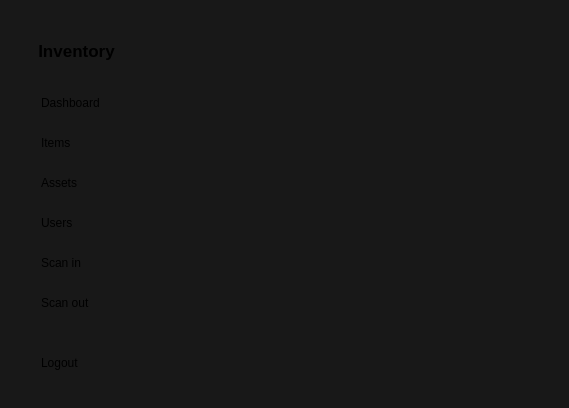
This is InventoryQtApp/SidebarWidget.ui in Felipeact/InventoryQtApp as Qt 5 draws it before an edit. The edited form follows.
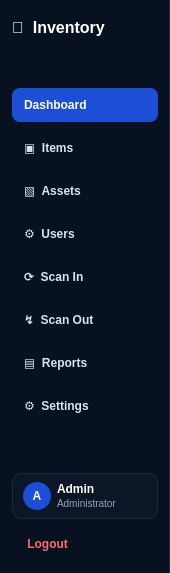
This is the edited form. Icons and pictures are not drawn.

```diff
--- a/InventoryQtApp/SidebarWidget.ui
+++ b/InventoryQtApp/SidebarWidget.ui
@@ -6,240 +6,200 @@
    <rect>
     <x>0</x>
     <y>0</y>
-    <width>569</width>
-    <height>408</height>
+    <width>170</width>
+    <height>573</height>
    </rect>
   </property>
-  <property name="windowTitle">
-   <string>SidebarWidget</string>
+  <property name="minimumSize">
+   <size>
+    <width>170</width>
+    <height>0</height>
+   </size>
+  </property>
+  <property name="maximumSize">
+   <size>
+    <width>170</width>
+    <height>16777215</height>
+   </size>
   </property>
   <property name="styleSheet">
-   <string notr="true">QWidget {
-    background-color: #181818;
-}</string>
+   <string notr="true">
+				QWidget#SidebarWidgetClass {
+				background-color: #07111F;
+				border-right: 1px solid #1E2B3D;
+				}
+
+				QLabel {
+				color: white;
+				}
+
+				QPushButton {
+				background-color: transparent;
+				color: #D8E4F5;
+				border: none;
+				border-radius: 8px;
+				padding: 10px 12px;
+				text-align: left;
+				font-weight: 600;
+				}
+
+				QPushButton:hover {
+				background-color: #132238;
+				}
+
+				QPushButton:checked {
+				background-color: #1D4ED8;
+				color: white;
+				}
+
+				QPushButton#logoutButton {
+				color: #FF6B6B;
+				}
+
+				QPushButton#logoutButton:hover {
+				background-color: #351A1F;
+				}
+
+				QFrame#userCard {
+				background-color: #0B1627;
+				border: 1px solid #1E2B3D;
+				border-radius: 10px;
+				}
+			</string>
   </property>
-  <widget class="QWidget" name="verticalLayoutWidget">
-   <property name="geometry">
-    <rect>
-     <x>20</x>
-     <y>10</y>
-     <width>113</width>
-     <height>381</height>
-    </rect>
+  <layout class="QVBoxLayout" name="mainLayout">
+   <property name="spacing">
+    <number>8</number>
    </property>
-   <layout class="QVBoxLayout" name="verticalLayout">
-    <item>
-     <spacer name="verticalSpacer_3">
-      <property name="orientation">
-       <enum>Qt::Orientation::Vertical</enum>
-      </property>
-      <property name="sizeType">
-       <enum>QSizePolicy::Policy::Minimum</enum>
-      </property>
-      <property name="sizeHint" stdset="0">
-       <size>
-        <width>20</width>
-        <height>20</height>
-       </size>
-      </property>
-     </spacer>
-    </item>
+   <property name="leftMargin">
+    <number>12</number>
+   </property>
+   <property name="topMargin">
+    <number>18</number>
+   </property>
+   <property name="rightMargin">
+    <number>12</number>
+   </property>
+   <property name="bottomMargin">
+    <number>12</number>
+   </property>
     <item>
      <widget class="QLabel" name="logoLabel">
-      <property name="enabled">
-       <bool>true</bool>
-      </property>
-      <property name="font">
-       <font>
-        <pointsize>13</pointsize>
-        <bold>true</bold>
-        <underline>false</underline>
-        <strikeout>false</strikeout>
-        <kerning>true</kerning>
-       </font>
-      </property>
-      <property name="cursor">
-       <cursorShape>OpenHandCursor</cursorShape>
-      </property>
-      <property name="lineWidth">
-       <number>1</number>
+     <property name="styleSheet">
+      <string notr="true">font-size: 16px; font-weight: 700;</string>
       </property>
       <property name="text">
-       <string>Inventory</string>
-      </property>
-      <property name="alignment">
-       <set>Qt::AlignmentFlag::AlignCenter</set>
+      <string>💙  Inventory</string>
       </property>
      </widget>
     </item>
     <item>
-     <spacer name="verticalSpacer_2">
+    <spacer name="topSpacer">
       <property name="orientation">
        <enum>Qt::Orientation::Vertical</enum>
       </property>
       <property name="sizeHint" stdset="0">
        <size>
         <width>20</width>
-        <height>40</height>
+       <height>12</height>
        </size>
       </property>
      </spacer>
     </item>
     <item>
      <widget class="QPushButton" name="dashboardButton">
-      <property name="styleSheet">
-       <string notr="true">QPushButton {
-    border: none;
-    text-align: left;
-    padding: 10px;
-    border-radius: 6px;
-}
-
-QPushButton:hover {
-    background-color: #c8e8ff;
-}
-
-QPushButton:checked {
-    background-color: #9ed8ff;
-    font-weight: bold;
-}</string>
-      </property>
       <property name="text">
        <string>Dashboard</string>
       </property>
-      <property name="iconSize">
-       <size>
-        <width>16</width>
-        <height>16</height>
-       </size>
+     <property name="icon">
+      <iconset theme="QIcon::ThemeIcon::GoHome"/>
+     </property>
+     <property name="checkable">
+      <bool>true</bool>
+     </property>
+     <property name="checked">
+      <bool>true</bool>
       </property>
      </widget>
     </item>
     <item>
      <widget class="QPushButton" name="itemsButton">
-      <property name="styleSheet">
-       <string notr="true">QPushButton {
-    border: none;
-    text-align: left;
-    padding: 10px;
-    border-radius: 6px;
-}
-
-QPushButton:hover {
-    background-color: #c8e8ff;
-}
-
-QPushButton:checked {
-    background-color: #9ed8ff;
-    font-weight: bold;
-}</string>
-      </property>
       <property name="text">
-       <string>Items</string>
+      <string>▣  Items</string>
+     </property>
+     <property name="checkable">
+      <bool>true</bool>
       </property>
      </widget>
     </item>
     <item>
      <widget class="QPushButton" name="assetsButton">
-      <property name="styleSheet">
-       <string notr="true">QPushButton {
-    border: none;
-    text-align: left;
-    padding: 10px;
-    border-radius: 6px;
-}
-
-QPushButton:hover {
-    background-color: #c8e8ff;
-}
-
-QPushButton:checked {
-    background-color: #9ed8ff;
-    font-weight: bold;
-}</string>
-      </property>
       <property name="text">
-       <string>Assets</string>
+      <string>▧  Assets</string>
+     </property>
+     <property name="checkable">
+      <bool>true</bool>
       </property>
      </widget>
     </item>
     <item>
      <widget class="QPushButton" name="usersButton">
-      <property name="styleSheet">
-       <string notr="true">QPushButton {
-    border: none;
-    text-align: left;
-    padding: 10px;
-    border-radius: 6px;
-}
-
-QPushButton:hover {
-    background-color: #c8e8ff;
-}
-
-QPushButton:checked {
-    background-color: #9ed8ff;
-    font-weight: bold;
-}</string>
-      </property>
       <property name="text">
-       <string>Users</string>
+      <string>⚙  Users</string>
+     </property>
+     <property name="checkable">
+      <bool>true</bool>
       </property>
      </widget>
     </item>
     <item>
      <widget class="QPushButton" name="scanInButton">
-      <property name="styleSheet">
-       <string notr="true">QPushButton {
-    border: none;
-    text-align: left;
-    padding: 10px;
-    border-radius: 6px;
-}
-
-QPushButton:hover {
-    background-color: #c8e8ff;
-}
-
-QPushButton:checked {
-    background-color: #9ed8ff;
-    font-weight: bold;
-}</string>
-      </property>
       <property name="text">
-       <string>Scan in</string>
+      <string>⟳  Scan In</string>
+     </property>
+     <property name="checkable">
+      <bool>true</bool>
       </property>
      </widget>
     </item>
     <item>
      <widget class="QPushButton" name="scanOutButton">
-      <property name="styleSheet">
-       <string notr="true">QPushButton {
-    border: none;
-    text-align: left;
-    padding: 10px;
-    border-radius: 6px;
-}
-
-QPushButton:hover {
-    background-color: #c8e8ff;
-}
-
-QPushButton:checked {
-    background-color: #9ed8ff;
-    font-weight: bold;
-}</string>
-      </property>
+     <property name="text">
+      <string>↯  Scan Out</string>
+     </property>
+     <property name="checkable">
+      <bool>true</bool>
+     </property>
+    </widget>
+   </item>
+   <item>
+    <widget class="QPushButton" name="reportsButton">
       <property name="text">
-       <string>Scan out</string>
-      </property>
+      <string>▤  Reports</string>
+     </property>
+     <property name="checkable">
+      <bool>true</bool>
+     </property>
      </widget>
     </item>
     <item>
-     <spacer name="verticalSpacer">
+    <widget class="QPushButton" name="settingsButton">
+     <property name="text">
+      <string>⚙  Settings</string>
+     </property>
+     <property name="checkable">
+      <bool>true</bool>
+     </property>
+    </widget>
+   </item>
+   <item>
+    <spacer name="middleSpacer">
       <property name="orientation">
        <enum>Qt::Orientation::Vertical</enum>
       </property>
+     <property name="sizeType">
+      <enum>QSizePolicy::Policy::Expanding</enum>
+     </property>
       <property name="sizeHint" stdset="0">
        <size>
         <width>20</width>
@@ -248,37 +208,92 @@
       </property>
      </spacer>
     </item>
+   <item>
+    <widget class="QFrame" name="userCard">
+     <layout class="QHBoxLayout" name="userCardLayout">
+      <property name="leftMargin">
+       <number>10</number>
+      </property>
+      <property name="topMargin">
+       <number>8</number>
+      </property>
+      <property name="rightMargin">
+       <number>10</number>
+      </property>
+      <property name="bottomMargin">
+       <number>8</number>
+      </property>
+      <item>
+       <widget class="QLabel" name="avatarLabel">
+        <property name="minimumSize">
+         <size>
+          <width>28</width>
+          <height>28</height>
+         </size>
+        </property>
+        <property name="maximumSize">
+         <size>
+          <width>28</width>
+          <height>28</height>
+         </size>
+        </property>
+        <property name="styleSheet">
+         <string notr="true">
+										background-color: #1D4ED8;
+										border-radius: 14px;
+										font-weight: 700;
+									</string>
+        </property>
+        <property name="text">
+         <string>A</string>
+        </property>
+        <property name="alignment">
+         <set>Qt::AlignmentFlag::AlignCenter</set>
+        </property>
+       </widget>
+      </item>
+      <item>
+       <layout class="QVBoxLayout" name="userTextLayout">
+        <property name="spacing">
+         <number>0</number>
+        </property>
+        <item>
+         <widget class="QLabel" name="userNameLabel">
+          <property name="styleSheet">
+           <string notr="true">font-weight: 700; font-size: 12px;</string>
+          </property>
+          <property name="text">
+           <string>Admin</string>
+          </property>
+         </widget>
+        </item>
+        <item>
+         <widget class="QLabel" name="userRoleLabel">
+          <property name="styleSheet">
+           <string notr="true">color: #94A3B8; font-size: 10px;</string>
+          </property>
+          <property name="text">
+           <string>Administrator</string>
+          </property>
+         </widget>
+        </item>
+       </layout>
+      </item>
+     </layout>
+    </widget>
+   </item>
     <item>
      <widget class="QPushButton" name="logoutButton">
-      <property name="font">
-       <font/>
-      </property>
-      <property name="styleSheet">
-       <string notr="true">QPushButton {
-    border: none;
-    text-align: left;
-    padding: 10px;
-    border-radius: 6px;
-}
-
-QPushButton:hover {
-    background-color: #c8e8ff;
-}
-
-QPushButton:checked {
-    background-color: #9ed8ff;
-    font-weight: bold;
-}</string>
-      </property>
       <property name="text">
-       <string>Logout</string>
+      <string> Logout</string>
+     </property>
+     <property name="icon">
+      <iconset theme="QIcon::ThemeIcon::SystemLogOut"/>
       </property>
      </widget>
     </item>
    </layout>
   </widget>
- </widget>
- <layoutdefault spacing="6" margin="11"/>
  <resources/>
  <connections/>
 </ui>
```
Lines whose indentation alone changed are shown as unchanged.
